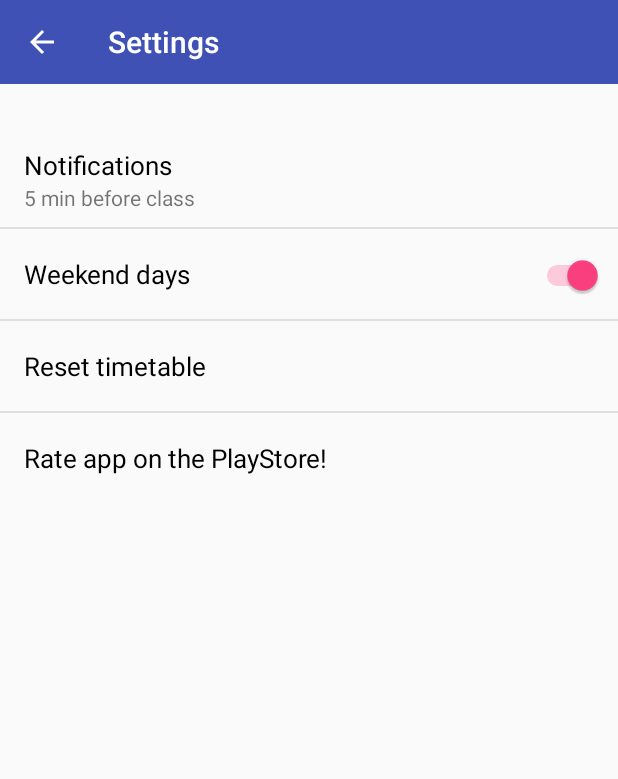
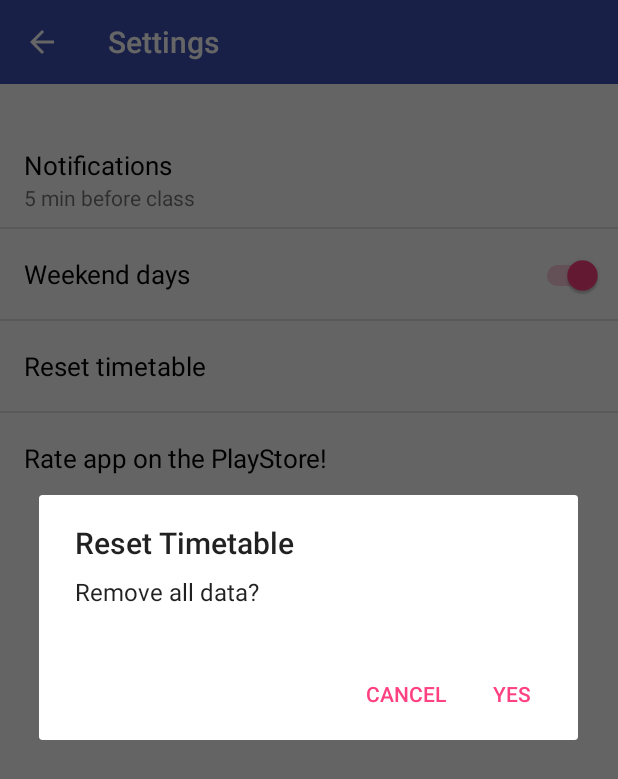
Before and after one commit to heisenberg15/Timetable-App, an Android app: the Settings screen opened directly, with no data from a screen before it, after a tap on "Reset timetable", on a phone screen of 412 x 824 dp. Shown: the top 779 px of the screen. Run offline under Robolectric (Android 15) with nearby library versions, the phone set to English and light mode, and no system bars; 1 other tap on this screen came first.

Commit message:
AlertDialog on reset table button

```diff
--- a/app/src/main/java/com/example/fergie/timetable/Settings.java
+++ b/app/src/main/java/com/example/fergie/timetable/Settings.java
@@ -1,7 +1,9 @@
 package com.example.fergie.timetable;
 
+import android.content.DialogInterface;
 import android.content.SharedPreferences;
 import android.os.Bundle;
+import android.support.v7.app.AlertDialog;
 import android.support.v7.app.AppCompatActivity;
 import android.support.v7.widget.Toolbar;
 import android.view.MenuItem;
@@ -9,6 +11,7 @@ import android.view.View;
 import android.widget.CompoundButton;
 import android.widget.Switch;
 import android.widget.TextView;
+import android.widget.Toast;
 
 import com.example.fergie.timetable.Fragments.FriFragment;
 import com.example.fergie.timetable.Fragments.MonFragment;
@@ -127,13 +130,30 @@ public class Settings extends AppCompatActivity
             @Override
             public void onClick(View v)
             {
+                new AlertDialog.Builder(Settings.this)
+                        .setTitle(R.string.reset_table_dialog_title)
+                        .setMessage(R.string.reset_table_dialog_message)
+                        .setPositiveButton("Yes", new DialogInterface.OnClickListener() {
+                            public void onClick(DialogInterface dialog, int which) {
+
                                 Singleton.getInstance().getMonList().clear();
                                 Singleton.getInstance().getTueList().clear();
                                 Singleton.getInstance().getWedList().clear();
-                Singleton.getInstance().getTueList().clear();
+                                Singleton.getInstance().getThuList().clear();
                                 Singleton.getInstance().getFriList().clear();
                                 Singleton.getInstance().getSatList().clear();
                                 Singleton.getInstance().getSunList().clear();
+
+                                Toast.makeText(Settings.this, "All data removed", Toast.LENGTH_SHORT).show();
+
+                            }
+                        })
+                        .setNegativeButton("Cancel", new DialogInterface.OnClickListener() {
+                            public void onClick(DialogInterface dialog, int which) {
+
+                            }
+                        })
+                        .show();
             }
         });
     }
--- a/app/src/main/res/values/strings.xml
+++ b/app/src/main/res/values/strings.xml
@@ -7,4 +7,6 @@
     <string name="reset_timetable_settings_title">Reset timetable</string>
     <string name="weekend_days_settings_title">Weekend days</string>
     <string name="rate_app_settings_title">Rate app on the PlayStore!</string>
+    <string name="reset_table_dialog_title">Reset Timetable</string>
+    <string name="reset_table_dialog_message">Remove all data?</string>
 </resources>
```
Lines whose indentation alone changed are shown as unchanged.
